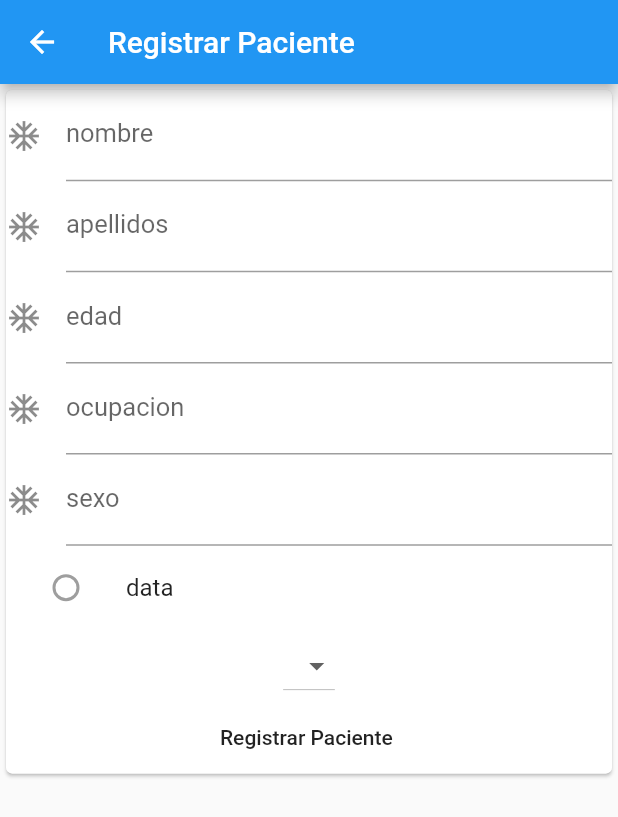
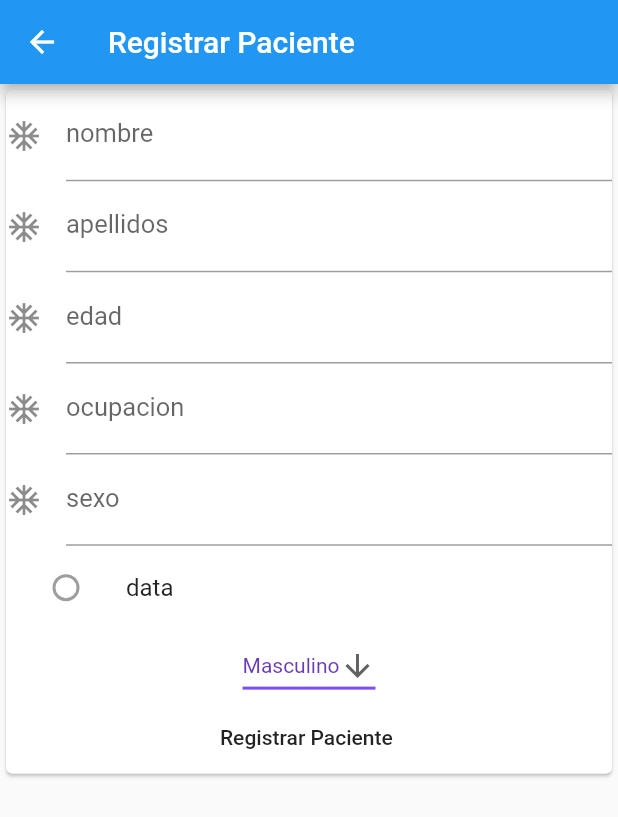
Before and after one commit to Jose-beat/Therapp, a Flutter app: the RegistrarPaciente screen opened directly with empty values, on a phone screen of 412 x 824 dp. Shown: the top 817 px of the screen. Run offline on Flutter 3.47's test engine with Material 2 defaults, Android fonts, the phone set to English and light mode, and no system bars; our stand-ins replace firebase_auth, firebase_database; accounts and stored records are empty.

Commit message:
git commit

```diff
--- a/therapp/lib/src/pages/RegistrarPaciente.dart
+++ b/therapp/lib/src/pages/RegistrarPaciente.dart
@@ -25,6 +25,7 @@ class _RegistrarPacienteState extends State<RegistrarPaciente> {
   TextEditingController _edadController;
   TextEditingController _ocupacionController;
   TextEditingController _sexoController;
+  String genero = 'Masculino';
 
 @override
   void initState() {
@@ -38,6 +39,8 @@ class _RegistrarPacienteState extends State<RegistrarPaciente> {
   }
   @override
   Widget build(BuildContext context) {
+
+
     return Scaffold(
       appBar: AppBar(
         title: Text('Registrar Paciente'),
@@ -84,19 +87,7 @@ class _RegistrarPacienteState extends State<RegistrarPaciente> {
                     leading: Radio(value: false, groupValue: null, onChanged: null),
                   ),
 
-                   DropdownButton<String>(
-                      items: const <String>['A', 'B', 'C', 'D'].map((String value) {
-                        return  DropdownMenuItem<String>(
-                       value: value,
-                        child: Text(value),
-                      );
-                       }).toList(),
-                        onChanged: (value) {
-                          setState(() {
-                            value=='b';
-                          });
-                        },
-                          ),
+                   generoOption(),
 
 
                   FlatButton(onPressed: (){
@@ -106,7 +97,7 @@ class _RegistrarPacienteState extends State<RegistrarPaciente> {
                         'apellidos':_apellidosController.text,
                         'edad': _edadController.text,
                         'ocupacion':_ocupacionController.text,
-                        'sexo': _sexoController.text,
+                        'sexo': genero,
                         'terapeuta':widget.userId
                       }).then((_){
                         Navigator.pop(context);
@@ -119,7 +110,7 @@ class _RegistrarPacienteState extends State<RegistrarPaciente> {
                         'apellidos':_apellidosController.text,
                         'edad': _edadController.text,
                         'ocupacion':_ocupacionController.text,
-                        'sexo': _sexoController.text,
+                        'sexo': genero,
                         'terapeuta': widget.userId
 
                       }).then((_){
@@ -146,7 +137,31 @@ class _RegistrarPacienteState extends State<RegistrarPaciente> {
     );
   }
 
-
+  Widget generoOption(){
+    return DropdownButton<String>(
+      value: genero,
+      icon: Icon(Icons.arrow_downward),
+      iconSize: 24,
+      elevation: 16,
+      style: TextStyle(color: Colors.deepPurple),
+      underline: Container(
+        height: 2,
+        color: Colors.deepPurpleAccent,
+      ),
+      onChanged: (String newValue) {
+        setState(() {
+          genero = newValue;
+        });
+      },
+      items: <String>['Masculino','Femenino']
+          .map<DropdownMenuItem<String>>((String value) {
+        return DropdownMenuItem<String>(
+          value: value,
+          child: Text(value),
+        );
+      }).toList(),
+    );
+  }
 
 
 }
```
